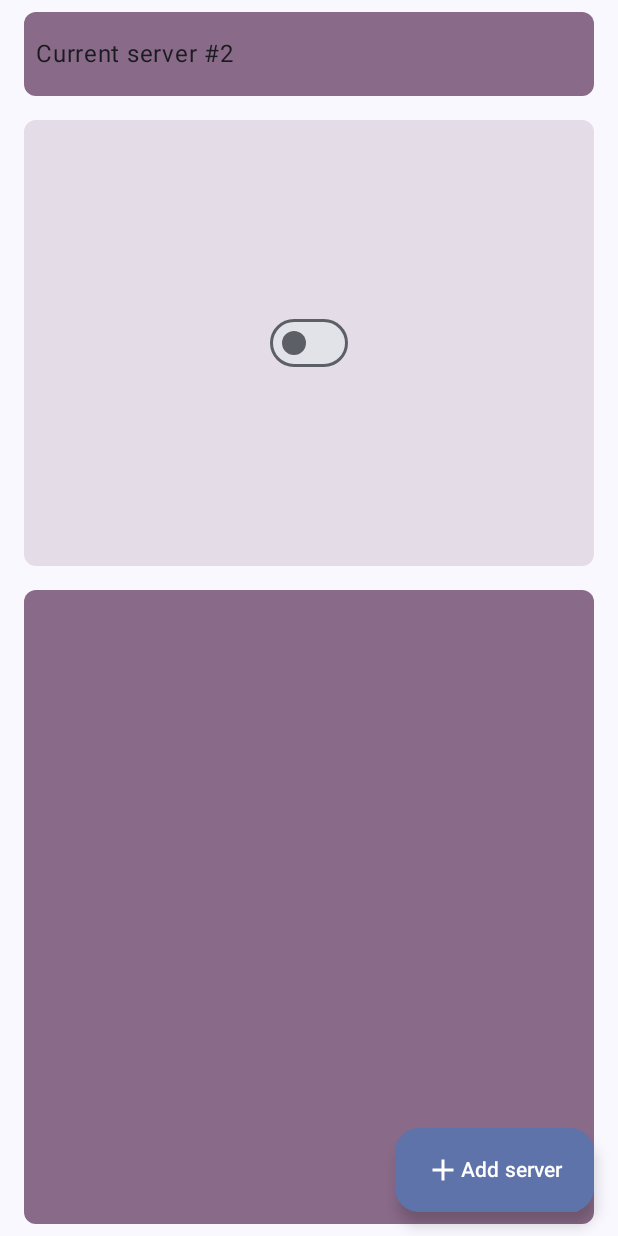
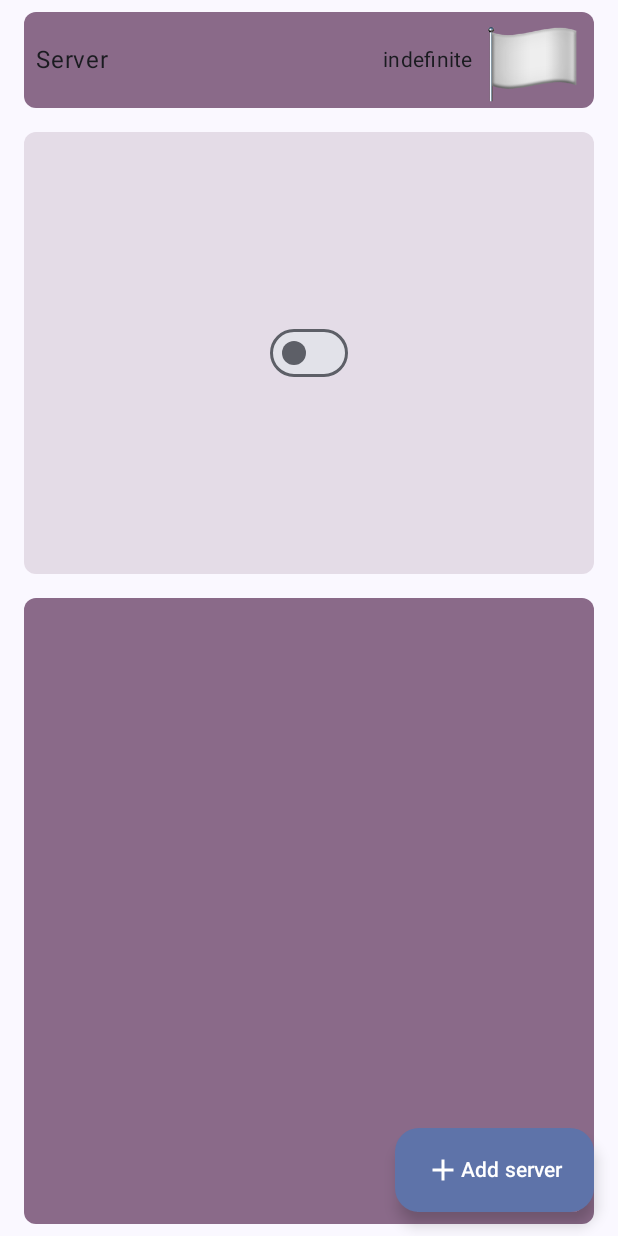
Before and after one commit to NORMss/VpnFriendlyClient, an Android app built with Jetpack Compose: the screen it shows after launch (MainActivity), on a phone screen of 412 x 824 dp. Run offline under Robolectric (Android 15) with nearby library versions, the phone set to English and light mode, and no system bars; our stand-ins replace Dagger/Hilt's generated code.

Commit message:
feat: added a screen with a list of servers, added a screen navigation element

```diff
--- a/app/build.gradle.kts
+++ b/app/build.gradle.kts
@@ -52,6 +52,8 @@ android {
 }
 
 dependencies {
+    implementation(libs.coil.compose)
+
     implementation(libs.hilt.android)
     ksp(libs.hilt.android.compiler)
     ksp(libs.androidx.hilt.compiler)
--- a/app/src/main/java/com/norm/vpnfriendlyclient/MainActivity.kt
+++ b/app/src/main/java/com/norm/vpnfriendlyclient/MainActivity.kt
@@ -1,9 +1,12 @@
 package com.norm.vpnfriendlyclient
 
+import android.graphics.Color
 import android.os.Bundle
 import android.widget.Toast
 import androidx.activity.ComponentActivity
+import androidx.activity.SystemBarStyle
 import androidx.activity.compose.setContent
+import androidx.activity.enableEdgeToEdge
 import androidx.compose.runtime.LaunchedEffect
 import androidx.compose.runtime.collectAsState
 import androidx.compose.runtime.getValue
@@ -16,6 +19,11 @@ import dagger.hilt.android.AndroidEntryPoint
 @AndroidEntryPoint
 class MainActivity : ComponentActivity() {
     override fun onCreate(savedInstanceState: Bundle?) {
+        enableEdgeToEdge(
+            statusBarStyle = SystemBarStyle.light(
+                Color.TRANSPARENT, Color.TRANSPARENT,
+            )
+        )
         super.onCreate(savedInstanceState)
         setContent {
             val viewModel = hiltViewModel<MainViewModel>()
--- a/app/src/main/java/com/norm/vpnfriendlyclient/domain/VpnKey.kt
+++ b/app/src/main/java/com/norm/vpnfriendlyclient/domain/VpnKey.kt
@@ -2,5 +2,6 @@ package com.norm.vpnfriendlyclient.domain
 
 data class VpnKey(
     val key: String,
+    val name: String?,
     val country: String?,
 )
--- /dev/null
+++ b/app/src/main/java/com/norm/vpnfriendlyclient/presentation/components/ServerCard.kt
@@ -0,0 +1,95 @@
+package com.norm.vpnfriendlyclient.presentation.components
+
+import androidx.compose.foundation.Image
+import androidx.compose.foundation.background
+import androidx.compose.foundation.clickable
+import androidx.compose.foundation.layout.Arrangement
+import androidx.compose.foundation.layout.Row
+import androidx.compose.foundation.layout.Spacer
+import androidx.compose.foundation.layout.fillMaxWidth
+import androidx.compose.foundation.layout.height
+import androidx.compose.foundation.layout.padding
+import androidx.compose.foundation.layout.width
+import androidx.compose.foundation.shape.RoundedCornerShape
+import androidx.compose.material3.MaterialTheme
+import androidx.compose.material3.Text
+import androidx.compose.runtime.Composable
+import androidx.compose.ui.Alignment
+import androidx.compose.ui.Modifier
+import androidx.compose.ui.draw.clip
+import androidx.compose.ui.res.painterResource
+import androidx.compose.ui.text.style.TextOverflow
+import androidx.compose.ui.tooling.preview.Preview
+import com.norm.vpnfriendlyclient.R
+import com.norm.vpnfriendlyclient.domain.VpnKey
+import com.norm.vpnfriendlyclient.presentation.height_current_server_box
+import com.norm.vpnfriendlyclient.presentation.medium_rounded
+import com.norm.vpnfriendlyclient.presentation.smale_padding
+
+
+@Composable
+fun ServerCard(
+    vpnKey: VpnKey,
+    onClick: () -> Unit,
+) {
+    Row(
+        modifier = Modifier
+            .fillMaxWidth()
+            .height(height_current_server_box)
+            .clip(RoundedCornerShape(medium_rounded))
+            .background(MaterialTheme.colorScheme.tertiaryContainer)
+            .clickable {
+                onClick()
+            },
+        verticalAlignment = Alignment.CenterVertically,
+        horizontalArrangement = Arrangement.SpaceBetween,
+    ) {
+        Row(
+            modifier = Modifier
+                .padding(horizontal = smale_padding)
+                .weight(1f),
+        ) {
+            Text(
+                text = vpnKey.name ?: "Server",
+                style = MaterialTheme.typography.bodyLarge,
+                maxLines = 1,
+                overflow = TextOverflow.Ellipsis,
+            )
+        }
+        Row(
+            modifier = Modifier
+                .padding(
+                    horizontal = smale_padding
+                ),
+            verticalAlignment = Alignment.CenterVertically,
+        ) {
+            Text(
+                text = vpnKey.country ?: "indefinite",
+                style = MaterialTheme.typography.bodyMedium,
+                maxLines = 1,
+            )
+            Spacer(
+                modifier = Modifier
+                    .width(smale_padding)
+            )
+            Image(
+                painter = painterResource(id = R.drawable.undefined),
+                contentDescription = null,
+            )
+        }
+    }
+}
+
+@Preview
+@Composable
+fun PreviewServerCard() {
+    ServerCard(
+        vpnKey = VpnKey(
+            "ss://123",
+            "My Russia Server",
+            "ru",
+        )
+    ) {
+
+    }
+}
--- a/app/src/main/java/com/norm/vpnfriendlyclient/presentation/home/HomeScreen.kt
+++ b/app/src/main/java/com/norm/vpnfriendlyclient/presentation/home/HomeScreen.kt
@@ -1,10 +1,8 @@
 package com.norm.vpnfriendlyclient.presentation.home
 
 import androidx.compose.foundation.background
-import androidx.compose.foundation.layout.Arrangement
 import androidx.compose.foundation.layout.Box
 import androidx.compose.foundation.layout.Column
-import androidx.compose.foundation.layout.Row
 import androidx.compose.foundation.layout.Spacer
 import androidx.compose.foundation.layout.fillMaxHeight
 import androidx.compose.foundation.layout.fillMaxWidth
@@ -13,12 +11,12 @@ import androidx.compose.foundation.layout.padding
 import androidx.compose.foundation.shape.RoundedCornerShape
 import androidx.compose.material3.MaterialTheme
 import androidx.compose.material3.Switch
-import androidx.compose.material3.Text
 import androidx.compose.runtime.Composable
 import androidx.compose.ui.Alignment
 import androidx.compose.ui.Modifier
 import androidx.compose.ui.draw.clip
-import com.norm.vpnfriendlyclient.presentation.height_current_server_box
+import com.norm.vpnfriendlyclient.domain.VpnKey
+import com.norm.vpnfriendlyclient.presentation.components.ServerCard
 import com.norm.vpnfriendlyclient.presentation.mainScreen.MainState
 import com.norm.vpnfriendlyclient.presentation.medium_padding
 import com.norm.vpnfriendlyclient.presentation.medium_rounded
@@ -34,26 +32,22 @@ fun HomeScreen(
     Column(
         modifier = modifier,
     ) {
-        Row(
+        Box(
             modifier = Modifier
                 .fillMaxWidth()
-                .height(height_current_server_box)
                 .padding(top = smale_padding)
                 .padding(horizontal = medium_padding)
-                .clip(RoundedCornerShape(medium_rounded))
-                .background(MaterialTheme.colorScheme.tertiaryContainer),
-            verticalAlignment = Alignment.CenterVertically,
-            horizontalArrangement = Arrangement.Start,
         ) {
-            Row(
-                modifier = Modifier
-                    .padding(horizontal = smale_padding)
-            ) {
-                Text(
-                    text = "Current server #2",
-                    style = MaterialTheme.typography.bodyLarge,
-                )
-            }
+            ServerCard(
+                vpnKey = VpnKey(
+                    "ss://123",
+                    null,
+                    null,
+                ),
+                {
+
+                }
+            )
         }
         Spacer(
             modifier = Modifier
--- a/app/src/main/java/com/norm/vpnfriendlyclient/ui/theme/Theme.kt
+++ b/app/src/main/java/com/norm/vpnfriendlyclient/ui/theme/Theme.kt
@@ -14,6 +14,8 @@ import androidx.compose.ui.graphics.toArgb
 import androidx.compose.ui.platform.LocalContext
 import androidx.compose.ui.platform.LocalView
 import androidx.core.view.WindowCompat
+import androidx.compose.ui.graphics.Color
+
 
 private val DarkColorScheme = darkColorScheme(
     primary = Purple80,
@@ -57,8 +59,8 @@ fun VpnFriendlyClientTheme(
     if (!view.isInEditMode) {
         SideEffect {
             val window = (view.context as Activity).window
-            window.statusBarColor = colorScheme.primary.toArgb()
-            WindowCompat.getInsetsController(window, view).isAppearanceLightStatusBars = darkTheme
+            window.statusBarColor = Color.Transparent.toArgb()
+            WindowCompat.getInsetsController(window, view).isAppearanceLightStatusBars = !darkTheme
         }
     }
 
--- a/gradle/libs.versions.toml
+++ b/gradle/libs.versions.toml
@@ -1,5 +1,6 @@
 [versions]
 agp = "8.3.2"
+coilCompose = "2.6.0"
 kotlin = "1.9.23"
 coreKtx = "1.13.1"
 junit = "4.13.2"
@@ -7,7 +8,7 @@ junitVersion = "1.1.5"
 espressoCore = "3.5.1"
 lifecycleRuntimeKtx = "2.7.0"
 activityCompose = "1.9.0"
-composeBom = "2024.04.01"
+composeBom = "2024.05.00"
 appcompat = "1.6.1"
 ksp = "1.9.23-1.0.20"
 hilt = "2.51.1"
@@ -16,6 +17,7 @@ hiltAndroid = "1.2.0"
 
 [libraries]
 androidx-core-ktx = { group = "androidx.core", name = "core-ktx", version.ref = "coreKtx" }
+coil-compose = { module = "io.coil-kt:coil-compose", version.ref = "coilCompose" }
 junit = { group = "junit", name = "junit", version.ref = "junit" }
 androidx-junit = { group = "androidx.test.ext", name = "junit", version.ref = "junitVersion" }
 androidx-espresso-core = { group = "androidx.test.espresso", name = "espresso-core", version.ref = "espressoCore" }
```
Also changed, not shown: app/src/main/java/com/norm/vpnfriendlyclient/presentation/components/VpnBottomNavigation.kt (added, +90 -0 lines), app/src/main/java/com/norm/vpnfriendlyclient/presentation/mainScreen/MainScreen.kt (+15 -0 lines), app/src/main/java/com/norm/vpnfriendlyclient/presentation/servers/ServersScreen.kt (added, +75 -0 lines), app/src/main/res/drawable-nodpi/de.png (added), app/src/main/res/drawable-nodpi/gb.png (added), app/src/main/res/drawable-nodpi/ru.png (added), app/src/main/res/drawable-nodpi/undefined.png (added), app/src/main/res/drawable-nodpi/us.png (added), app/src/main/res/drawable/flags/de.png (added), app/src/main/res/drawable/flags/gb.png (added), app/src/main/res/drawable/flags/null.png (added), app/src/main/res/drawable/flags/ru.png (added), app/src/main/res/drawable/flags/us.png (added).
